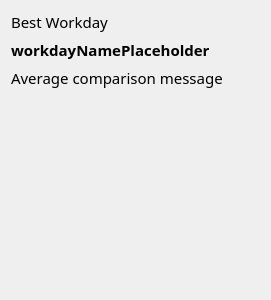
ravenvz/SprintTimer, file qt_gui/ui/best_workday_widget.ui: the form before one commit.
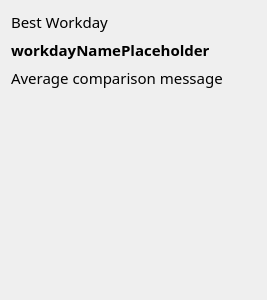
The form after the commit. Custom widgets are drawn as their Qt base class.

```diff
--- a/qt_gui/ui/best_workday_widget.ui
+++ b/qt_gui/ui/best_workday_widget.ui
@@ -16,6 +16,12 @@
   <layout class="QVBoxLayout" name="verticalLayout">
    <item>
     <widget class="QLabel" name="labelTitle">
+     <property name="sizePolicy">
+      <sizepolicy hsizetype="MinimumExpanding" vsizetype="Preferred">
+       <horstretch>0</horstretch>
+       <verstretch>0</verstretch>
+      </sizepolicy>
+     </property>
      <property name="font">
       <font>
        <family>.Helvetica Neue Desk UI</family>
@@ -29,6 +35,12 @@
    </item>
    <item>
     <widget class="QLabel" name="labelBestWorkdayName">
+     <property name="sizePolicy">
+      <sizepolicy hsizetype="MinimumExpanding" vsizetype="Preferred">
+       <horstretch>0</horstretch>
+       <verstretch>0</verstretch>
+      </sizepolicy>
+     </property>
      <property name="font">
       <font>
        <family>Lucida Sans Unicode</family>
@@ -44,6 +56,12 @@
    </item>
    <item>
     <widget class="QLabel" name="labelBestWorkdayMsg">
+     <property name="sizePolicy">
+      <sizepolicy hsizetype="MinimumExpanding" vsizetype="Preferred">
+       <horstretch>0</horstretch>
+       <verstretch>0</verstretch>
+      </sizepolicy>
+     </property>
      <property name="font">
       <font>
        <family>.Helvetica Neue Desk UI</family>
@@ -58,15 +76,15 @@
    <item>
     <widget class="BarChart" name="workdayBarChart" native="true">
      <property name="sizePolicy">
-      <sizepolicy hsizetype="Fixed" vsizetype="MinimumExpanding">
+      <sizepolicy hsizetype="MinimumExpanding" vsizetype="MinimumExpanding">
        <horstretch>0</horstretch>
        <verstretch>0</verstretch>
       </sizepolicy>
      </property>
      <property name="minimumSize">
       <size>
-       <width>249</width>
-       <height>192</height>
+       <width>100</width>
+       <height>100</height>
       </size>
      </property>
     </widget>
```
Left out of the diff: 2 changed lines with no effect on the pictures.
